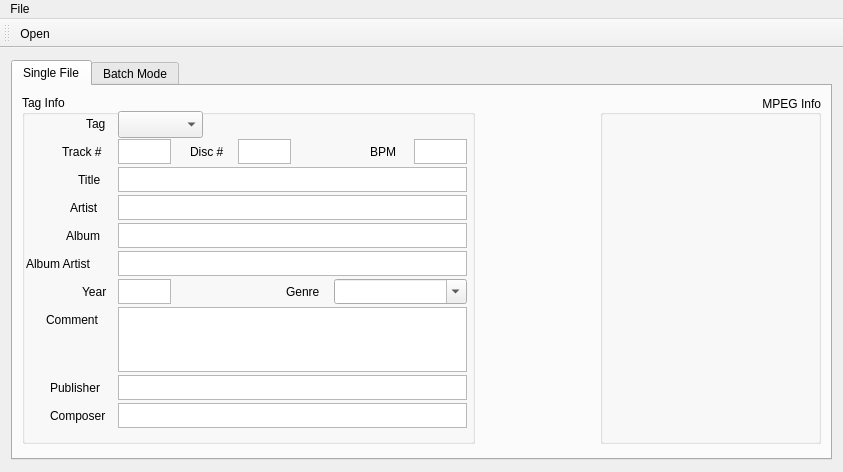
This is window.ui in Odept/mp3_tag_editor as Qt 5 draws it before an edit. The edited form follows.
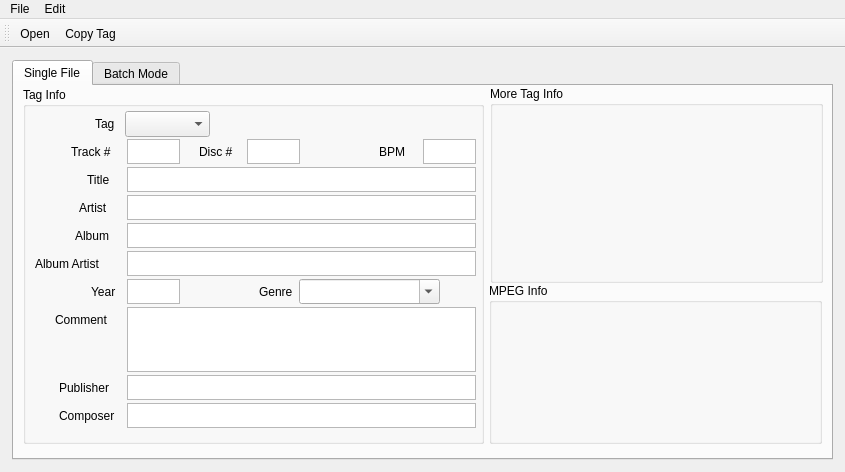
This is the edited form.

What changed in the file:
```diff
--- a/window.ui
+++ b/window.ui
@@ -6,7 +6,7 @@
    <rect>
     <x>0</x>
     <y>0</y>
-    <width>839</width>
+    <width>845</width>
     <height>472</height>
    </rect>
   </property>
@@ -46,29 +46,19 @@
         <property name="geometry">
          <rect>
           <x>9</x>
-          <y>9</y>
-          <width>453</width>
-          <height>349</height>
+          <y>1</y>
+          <width>461</width>
+          <height>357</height>
          </rect>
         </property>
-        <property name="font">
-         <font>
-          <weight>50</weight>
-          <bold>false</bold>
-          <kerning>true</kerning>
-         </font>
-        </property>
         <property name="title">
          <string>Tag Info</string>
         </property>
-        <property name="flat">
-         <bool>true</bool>
-        </property>
         <widget class="QLabel" name="labelTrack">
          <property name="geometry">
           <rect>
-           <x>40</x>
-           <y>44</y>
+           <x>48</x>
+           <y>52</y>
            <width>51</width>
            <height>25</height>
           </rect>
@@ -80,8 +70,8 @@
         <widget class="QTextEdit" name="editTrack">
          <property name="geometry">
           <rect>
-           <x>96</x>
-           <y>44</y>
+           <x>104</x>
+           <y>52</y>
            <width>53</width>
            <height>25</height>
           </rect>
@@ -110,8 +100,8 @@
         <widget class="QLabel" name="labelDisc">
          <property name="geometry">
           <rect>
-           <x>168</x>
-           <y>44</y>
+           <x>176</x>
+           <y>52</y>
            <width>45</width>
            <height>25</height>
           </rect>
@@ -123,8 +113,8 @@
         <widget class="QTextEdit" name="editDisc">
          <property name="geometry">
           <rect>
-           <x>216</x>
-           <y>44</y>
+           <x>224</x>
+           <y>52</y>
            <width>53</width>
            <height>25</height>
           </rect>
@@ -153,8 +143,8 @@
         <widget class="QLabel" name="labelBPM">
          <property name="geometry">
           <rect>
-           <x>348</x>
-           <y>44</y>
+           <x>356</x>
+           <y>52</y>
            <width>41</width>
            <height>25</height>
           </rect>
@@ -166,8 +156,8 @@
         <widget class="QTextEdit" name="editBPM">
          <property name="geometry">
           <rect>
-           <x>392</x>
-           <y>44</y>
+           <x>400</x>
+           <y>52</y>
            <width>53</width>
            <height>25</height>
           </rect>
@@ -196,8 +186,8 @@
         <widget class="QLabel" name="labelTitle">
          <property name="geometry">
           <rect>
-           <x>56</x>
-           <y>72</y>
+           <x>64</x>
+           <y>80</y>
            <width>37</width>
            <height>25</height>
           </rect>
@@ -209,8 +199,8 @@
         <widget class="QTextEdit" name="editTitle">
          <property name="geometry">
           <rect>
-           <x>96</x>
-           <y>72</y>
+           <x>104</x>
+           <y>80</y>
            <width>349</width>
            <height>25</height>
           </rect>
@@ -239,8 +229,8 @@
         <widget class="QTextEdit" name="editArtist">
          <property name="geometry">
           <rect>
-           <x>96</x>
-           <y>100</y>
+           <x>104</x>
+           <y>108</y>
            <width>349</width>
            <height>25</height>
           </rect>
@@ -269,8 +259,8 @@
         <widget class="QTextEdit" name="editAlbum">
          <property name="geometry">
           <rect>
-           <x>96</x>
-           <y>128</y>
+           <x>104</x>
+           <y>136</y>
            <width>349</width>
            <height>25</height>
           </rect>
@@ -299,8 +289,8 @@
         <widget class="QTextEdit" name="editAArtist">
          <property name="geometry">
           <rect>
-           <x>96</x>
-           <y>156</y>
+           <x>104</x>
+           <y>164</y>
            <width>349</width>
            <height>25</height>
           </rect>
@@ -329,8 +319,8 @@
         <widget class="QLabel" name="labelArtist">
          <property name="geometry">
           <rect>
-           <x>48</x>
-           <y>100</y>
+           <x>56</x>
+           <y>108</y>
            <width>45</width>
            <height>25</height>
           </rect>
@@ -342,8 +332,8 @@
         <widget class="QLabel" name="labelAlbum">
          <property name="geometry">
           <rect>
-           <x>44</x>
-           <y>128</y>
+           <x>52</x>
+           <y>136</y>
            <width>49</width>
            <height>25</height>
           </rect>
@@ -355,8 +345,8 @@
         <widget class="QLabel" name="labelAArtist">
          <property name="geometry">
           <rect>
-           <x>4</x>
-           <y>156</y>
+           <x>12</x>
+           <y>164</y>
            <width>93</width>
            <height>25</height>
           </rect>
@@ -368,27 +358,18 @@
         <widget class="QComboBox" name="comboTag">
          <property name="geometry">
           <rect>
-           <x>96</x>
-           <y>16</y>
+           <x>102</x>
+           <y>24</y>
            <width>85</width>
-           <height>27</height>
+           <height>26</height>
           </rect>
          </property>
-         <property name="currentIndex">
-          <number>-1</number>
-         </property>
-         <property name="maxVisibleItems">
-          <number>3</number>
-         </property>
-         <property name="maxCount">
-          <number>3</number>
-         </property>
         </widget>
         <widget class="QLabel" name="labelTag">
          <property name="geometry">
           <rect>
-           <x>64</x>
-           <y>16</y>
+           <x>72</x>
+           <y>24</y>
            <width>29</width>
            <height>25</height>
           </rect>
@@ -400,8 +381,8 @@
         <widget class="QLabel" name="labelYear">
          <property name="geometry">
           <rect>
-           <x>60</x>
-           <y>184</y>
+           <x>68</x>
+           <y>192</y>
            <width>33</width>
            <height>25</height>
           </rect>
@@ -413,8 +394,8 @@
         <widget class="QTextEdit" name="editYear">
          <property name="geometry">
           <rect>
-           <x>96</x>
-           <y>184</y>
+           <x>104</x>
+           <y>192</y>
            <width>53</width>
            <height>25</height>
           </rect>
@@ -443,9 +424,9 @@
         <widget class="QLabel" name="labelGenre">
          <property name="geometry">
           <rect>
-           <x>264</x>
-           <y>184</y>
-           <width>45</width>
+           <x>236</x>
+           <y>192</y>
+           <width>41</width>
            <height>25</height>
           </rect>
          </property>
@@ -456,9 +437,9 @@
         <widget class="QComboBox" name="comboGenre">
          <property name="geometry">
           <rect>
-           <x>312</x>
-           <y>184</y>
-           <width>133</width>
+           <x>276</x>
+           <y>192</y>
+           <width>141</width>
            <height>25</height>
           </rect>
          </property>
@@ -478,8 +459,8 @@
         <widget class="QTextEdit" name="editComment">
          <property name="geometry">
           <rect>
-           <x>96</x>
-           <y>212</y>
+           <x>104</x>
+           <y>220</y>
            <width>349</width>
            <height>65</height>
           </rect>
@@ -508,8 +489,8 @@
         <widget class="QLabel" name="labelComment">
          <property name="geometry">
           <rect>
-           <x>24</x>
-           <y>212</y>
+           <x>32</x>
+           <y>220</y>
            <width>69</width>
            <height>25</height>
           </rect>
@@ -521,8 +502,8 @@
         <widget class="QTextEdit" name="editAArtist_2">
          <property name="geometry">
           <rect>
-           <x>96</x>
-           <y>280</y>
+           <x>104</x>
+           <y>288</y>
            <width>349</width>
            <height>25</height>
           </rect>
@@ -551,8 +532,8 @@
         <widget class="QLabel" name="labelPublisher">
          <property name="geometry">
           <rect>
-           <x>28</x>
-           <y>280</y>
+           <x>36</x>
+           <y>288</y>
            <width>65</width>
            <height>25</height>
           </rect>
@@ -564,8 +545,8 @@
         <widget class="QTextEdit" name="editComposer">
          <property name="geometry">
           <rect>
-           <x>96</x>
-           <y>308</y>
+           <x>104</x>
+           <y>316</y>
            <width>349</width>
            <height>25</height>
           </rect>
@@ -594,8 +575,8 @@
         <widget class="QLabel" name="labelComposer">
          <property name="geometry">
           <rect>
-           <x>28</x>
-           <y>308</y>
+           <x>36</x>
+           <y>316</y>
            <width>65</width>
            <height>25</height>
           </rect>
@@ -604,33 +585,44 @@
           <string>Composer</string>
          </property>
         </widget>
+        <widget class="QLabel" name="labelBoxGenre">
+         <property name="geometry">
+          <rect>
+           <x>420</x>
+           <y>196</y>
+           <width>33</width>
+           <height>16</height>
+          </rect>
+         </property>
+         <property name="alignment">
+          <set>Qt::AlignCenter</set>
+         </property>
+        </widget>
        </widget>
        <widget class="QGroupBox" name="boxInfo">
         <property name="geometry">
          <rect>
-          <x>587</x>
-          <y>9</y>
-          <width>221</width>
-          <height>349</height>
+          <x>475</x>
+          <y>197</y>
+          <width>333</width>
+          <height>161</height>
          </rect>
         </property>
-        <property name="sizePolicy">
-         <sizepolicy hsizetype="Preferred" vsizetype="Preferred">
-          <horstretch>0</horstretch>
-          <verstretch>0</verstretch>
-         </sizepolicy>
-        </property>
         <property name="title">
          <string>MPEG Info</string>
         </property>
-        <property name="alignment">
-         <set>Qt::AlignRight|Qt::AlignTrailing|Qt::AlignVCenter</set>
+       </widget>
+       <widget class="QGroupBox" name="boxTagEx">
+        <property name="geometry">
+         <rect>
+          <x>476</x>
+          <y>0</y>
+          <width>333</width>
+          <height>197</height>
+         </rect>
         </property>
-        <property name="flat">
-         <bool>false</bool>
-        </property>
-        <property name="checkable">
-         <bool>false</bool>
+        <property name="title">
+         <string>More Tag Info</string>
         </property>
        </widget>
       </widget>
@@ -648,8 +640,8 @@
     <rect>
      <x>0</x>
      <y>0</y>
-     <width>839</width>
-     <height>25</height>
+     <width>845</width>
+     <height>22</height>
     </rect>
    </property>
    <property name="defaultUp">
@@ -665,7 +657,14 @@
     <addaction name="actionOpen"/>
     <addaction name="actionQuit"/>
    </widget>
+   <widget class="QMenu" name="menuEdit">
+    <property name="title">
+     <string>Edit</string>
+    </property>
+    <addaction name="actionCopy_Tag"/>
+   </widget>
    <addaction name="menuFile"/>
+   <addaction name="menuEdit"/>
   </widget>
   <widget class="QToolBar" name="toolBar">
    <attribute name="toolBarArea">
@@ -675,6 +674,7 @@
     <bool>false</bool>
    </attribute>
    <addaction name="actionOpen"/>
+   <addaction name="actionCopy_Tag"/>
   </widget>
   <action name="actionQuit">
    <property name="text">
@@ -686,6 +686,11 @@
     <string>Open</string>
    </property>
   </action>
+  <action name="actionCopy_Tag">
+   <property name="text">
+    <string>Copy Tag</string>
+   </property>
+  </action>
  </widget>
  <layoutdefault spacing="6" margin="11"/>
  <resources/>
```
Left out of the diff: 6 changed lines with no effect on the pictures.
